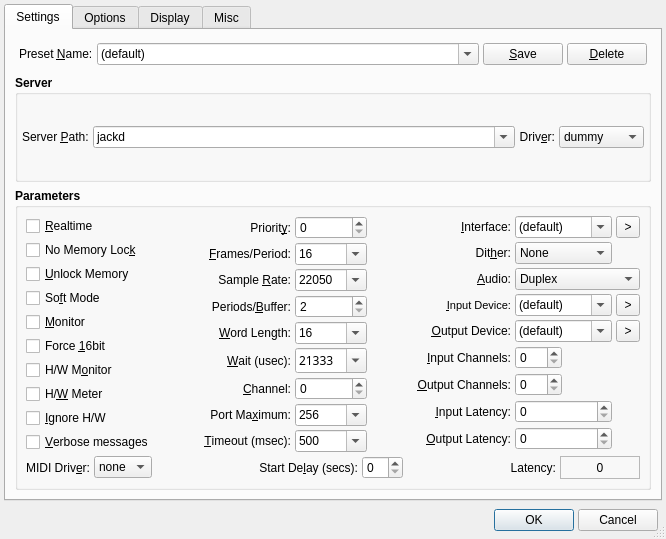
This is src/qjackctlSetupForm.ui in eurogiciel-oss/qjackctl as Qt 5 draws it before an edit. The edited form follows.
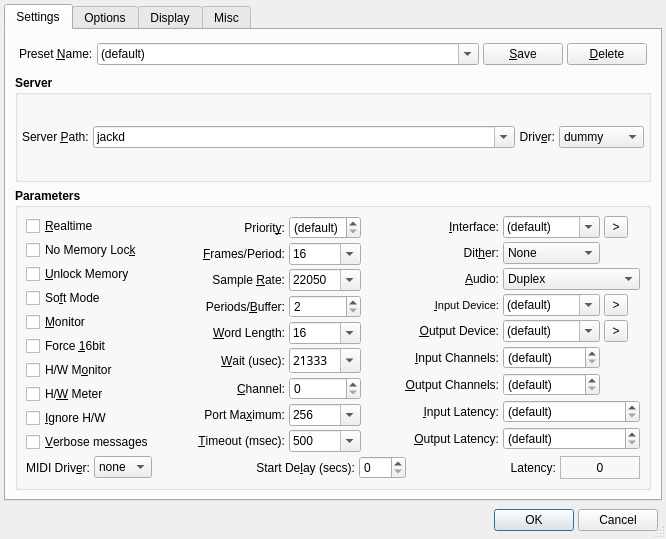
This is the edited form. Icons and pictures are not drawn.

Commit message:
- The infamous "Keep child windows always on top" global option is   now supposed to behave a little better when disabled, layering   child windows as naturally as far the window manager dictates.
- Input/Ouput Channel setting is now allowed to be greater than 32;
  the special default text is now displayed, also on Input/Output
  Latency and Priority settings spin-boxes.

The edit to the form file:
```diff
--- a/src/qjackctlSetupForm.ui
+++ b/src/qjackctlSetupForm.ui
@@ -451,7 +451,7 @@
                <string>Time in seconds that client is delayed after server startup</string>
               </property>
               <property name="maximum" >
-               <number>99</number>
+               <number>999</number>
               </property>
               <property name="minimum" >
                <number>0</number>
@@ -857,7 +857,7 @@
               </property>
              </widget>
             </item>
-            <item row="5" column="1" >
+            <item row="5" column="1" colspan="2" >
              <widget class="QSpinBox" name="InChannelsSpinBox" >
               <property name="font" >
                <font>
@@ -869,7 +869,10 @@
                <string>Maximum input audio hardware channels to allocate</string>
               </property>
               <property name="maximum" >
-               <number>32</number>
+               <number>999</number>
+              </property>
+              <property name="specialValueText" >
+               <string>(default)</string>
               </property>
              </widget>
             </item>
@@ -945,7 +948,7 @@
               </property>
              </widget>
             </item>
-            <item row="8" column="1" colspan="2" >
+            <item row="8" column="1" colspan="3" >
              <widget class="QSpinBox" name="OutLatencySpinBox" >
               <property name="font" >
                <font>
@@ -957,7 +960,10 @@
                <string>External output latency (frames)</string>
               </property>
               <property name="maximum" >
-               <number>999999</number>
+               <number>9999999</number>
+              </property>
+              <property name="specialValueText" >
+               <string>(default)</string>
               </property>
              </widget>
             </item>
@@ -1079,7 +1085,7 @@
               </property>
              </widget>
             </item>
-            <item rowspan="2" row="5" column="2" colspan="2" >
+            <item rowspan="2" row="5" column="3" >
              <spacer>
               <property name="orientation" >
                <enum>Qt::Horizontal</enum>
@@ -1153,7 +1159,7 @@
               </property>
              </widget>
             </item>
-            <item row="6" column="1" >
+            <item row="6" column="1" colspan="2" >
              <widget class="QSpinBox" name="OutChannelsSpinBox" >
               <property name="font" >
                <font>
@@ -1165,7 +1171,10 @@
                <string>Maximum output audio hardware channels to allocate</string>
               </property>
               <property name="maximum" >
-               <number>32</number>
+               <number>999</number>
+              </property>
+              <property name="specialValueText" >
+               <string>(default)</string>
               </property>
              </widget>
             </item>
@@ -1289,7 +1298,7 @@
               </property>
              </widget>
             </item>
-            <item row="7" column="1" colspan="2" >
+            <item row="7" column="1" colspan="3" >
              <widget class="QSpinBox" name="InLatencySpinBox" >
               <property name="font" >
                <font>
@@ -1301,7 +1310,10 @@
                <string>External input latency (frames)</string>
               </property>
               <property name="maximum" >
-               <number>999999</number>
+               <number>9999999</number>
+              </property>
+              <property name="specialValueText" >
+               <string>(default)</string>
               </property>
              </widget>
             </item>
@@ -1360,7 +1372,7 @@
                <string>Number of periods in the hardware buffer</string>
               </property>
               <property name="maximum" >
-               <number>99</number>
+               <number>999</number>
               </property>
               <property name="minimum" >
                <number>2</number>
@@ -1623,8 +1635,8 @@
               <property name="maximum" >
                <number>89</number>
               </property>
-              <property name="minimum" >
-               <number>0</number>
+              <property name="specialValueText" >
+               <string>(default)</string>
               </property>
              </widget>
             </item>
@@ -1821,7 +1833,7 @@
                <string>PCM channel</string>
               </property>
               <property name="maximum" >
-               <number>99</number>
+               <number>999</number>
               </property>
              </widget>
             </item>
```
The commit also changes 4 other files.
